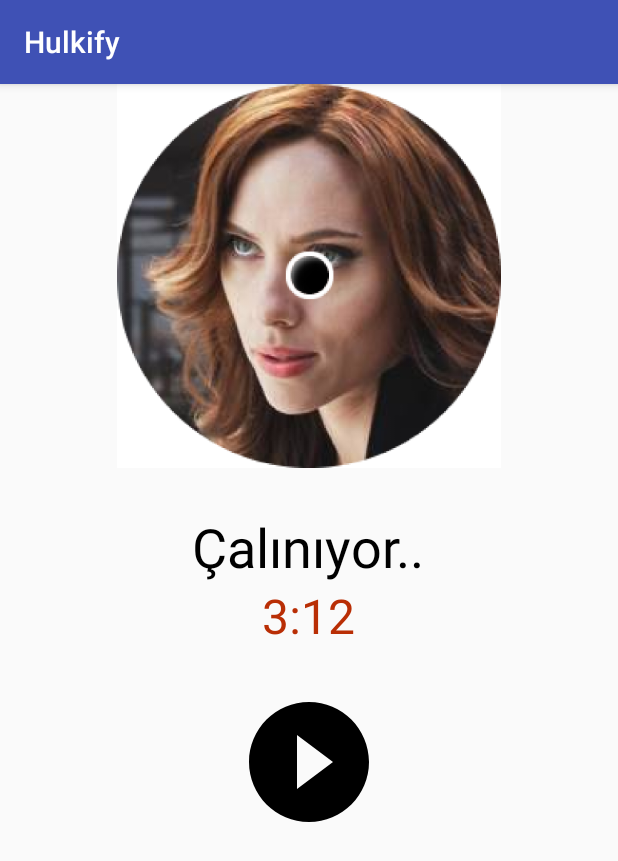
After one commit to msayan/hulkify, an Android app: the MusicActivity screen opened directly, with no data from a screen before it, on a phone screen of 412 x 824 dp. The commit adds this screen. Shown: the top 861 px of the screen. Run offline under Robolectric (Android 15) with nearby library versions, the phone set to English and light mode, and no system bars; our stand-ins replace data binding.

Commit message:
Music Activity

```diff
--- a/app/src/main/AndroidManifest.xml
+++ b/app/src/main/AndroidManifest.xml
@@ -24,6 +24,7 @@
             </intent-filter>
         </activity>
 
+        <activity android:name=".ui.music.MusicActivity" />
 
 
         <!--TODO:put your fabric api key here-->
--- a/app/src/main/java/com/wololo/hulkify/ui/main/MainActivity.kt
+++ b/app/src/main/java/com/wololo/hulkify/ui/main/MainActivity.kt
@@ -1,5 +1,6 @@
 package com.wololo.hulkify.ui.main
 
+import android.content.Intent
 import android.media.MediaPlayer
 import android.os.Bundle
 import android.support.design.widget.CoordinatorLayout
@@ -8,6 +9,7 @@ import android.widget.ImageView
 import com.wololo.hulkify.R
 import com.wololo.hulkify.core.BaseActivity
 import com.wololo.hulkify.databinding.ActivityMainBinding
+import com.wololo.hulkify.ui.music.MusicActivity
 
 class MainActivity : BaseActivity<MainActivityViewModel, ActivityMainBinding>() {
 
@@ -32,6 +34,7 @@ class MainActivity : BaseActivity<MainActivityViewModel, ActivityMainBinding>()
     fun playSound() {
         val player = MediaPlayer.create(this, R.raw.household038);
         player.start()
+        startActivity(Intent(this,MusicActivity::class.java))
     }
 
 
@@ -39,7 +42,7 @@ class MainActivity : BaseActivity<MainActivityViewModel, ActivityMainBinding>()
         binding.viewModel = viewModel
     }
 
-    override fun getLayoutRes() = R.layout.hulk_bruce
+    override fun getLayoutRes() = R.layout.activity_main
 
     override fun getViewModelKey() = MainActivityViewModel::class.java
 }
--- /dev/null
+++ b/app/src/main/java/com/wololo/hulkify/ui/music/MusicActivity.kt
@@ -0,0 +1,37 @@
+package com.wololo.hulkify.ui.music
+
+import android.content.Intent
+import android.media.MediaPlayer
+import android.os.Bundle
+import com.wololo.hulkify.R
+import com.wololo.hulkify.core.BaseActivity
+import com.wololo.hulkify.databinding.ActivityMusicBinding
+
+class MusicActivity : BaseActivity<MusicViewModel, ActivityMusicBinding>() {
+
+    override fun onCreate(savedInstanceState: Bundle?) {
+        super.onCreate(savedInstanceState)
+        initListeners()
+    }
+
+    private fun initListeners() {
+        binding.playButton.setOnClickListener { playSound() }
+    }
+
+    fun playSound() {
+        val player = MediaPlayer.create(this, R.raw.household038);
+        player.start()
+    }
+
+    override fun getLayoutRes(): Int {
+        return R.layout.activity_music
+    }
+
+    override fun getViewModelKey(): Class<MusicViewModel> {
+        return MusicViewModel::class.java
+    }
+
+    override fun initViewModel(viewModel: MusicViewModel) {
+        binding.viewModel = viewModel
+    }
+}
--- /dev/null
+++ b/app/src/main/java/com/wololo/hulkify/ui/music/MusicViewModel.kt
@@ -0,0 +1,8 @@
+package com.wololo.hulkify.ui.music
+
+import android.app.Application
+import com.wololo.hulkify.core.BaseViewModel
+
+class MusicViewModel(app : Application): BaseViewModel(app) {
+
+}
--- /dev/null
+++ b/app/src/main/res/drawable/ic_play_circle_filled_black_24dp.xml
@@ -0,0 +1,9 @@
+<vector xmlns:android="http://schemas.android.com/apk/res/android"
+        android:width="24dp"
+        android:height="24dp"
+        android:viewportWidth="24.0"
+        android:viewportHeight="24.0">
+    <path
+        android:fillColor="#FF000000"
+        android:pathData="M12,2C6.48,2 2,6.48 2,12s4.48,10 10,10 10,-4.48 10,-10S17.52,2 12,2zM10,16.5v-9l6,4.5 -6,4.5z"/>
+</vector>
--- a/app/src/main/res/layout/activity_main.xml
+++ b/app/src/main/res/layout/activity_main.xml
@@ -4,7 +4,6 @@
 
 
     <data>
-
         <variable
             name="viewModel"
             type="com.wololo.hulkify.ui.main.MainActivityViewModel" />
--- /dev/null
+++ b/app/src/main/res/layout/activity_music.xml
@@ -0,0 +1,50 @@
+<?xml version="1.0" encoding="utf-8"?>
+<layout xmlns:app="http://schemas.android.com/apk/res-auto">
+
+    <data>
+
+        <variable
+            name="viewModel"
+            type="com.wololo.hulkify.ui.music.MusicViewModel" />
+    </data>
+
+    <LinearLayout xmlns:android="http://schemas.android.com/apk/res/android"
+        android:layout_width="match_parent"
+        android:layout_height="match_parent"
+        android:orientation="vertical">
+
+        <ImageView
+            android:layout_width="match_parent"
+            android:layout_height="256dp"
+            android:layout_gravity="center"
+            android:src="@drawable/redgirl" />
+
+        <TextView
+            android:layout_width="wrap_content"
+            android:layout_height="wrap_content"
+            android:layout_gravity="center"
+            android:layout_marginTop="28dp"
+            android:text="Çalınıyor.."
+            android:textColor="#000000"
+            android:textSize="36sp" />
+
+        <TextView
+            android:layout_width="wrap_content"
+            android:layout_height="wrap_content"
+            android:layout_gravity="center"
+            android:text="3:12"
+            android:textColor="#b92e05"
+            android:textSize="32sp" />
+
+        <ImageButton
+            android:id="@+id/play_button"
+            android:layout_width="96dp"
+            android:layout_height="96dp"
+            android:layout_gravity="center"
+            android:layout_marginBottom="24dp"
+            android:layout_marginTop="28dp"
+            android:background="@android:color/transparent"
+            android:scaleType="fitCenter"
+            android:src="@drawable/ic_play_circle_filled_black_24dp" />
+    </LinearLayout>
+</layout>
```
Also changed, not shown: app/src/main/res/drawable-hdpi/redgirl.png (added), app/src/main/res/drawable-mdpi/redgirl.png (added), app/src/main/res/drawable-xhdpi/redgirl.png (added), app/src/main/res/drawable-xxhdpi/redgirl.png (added), app/src/main/res/drawable-xxxhdpi/redgirl.png (added).
